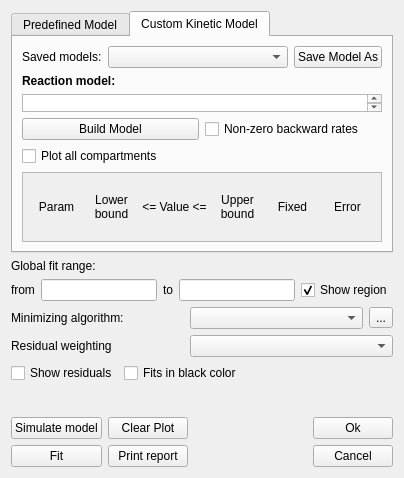
Qt form spectramanipulator/dialogs/gui_fit_widget.ui (dmadea/Spectra-Manipulator) before a commit.
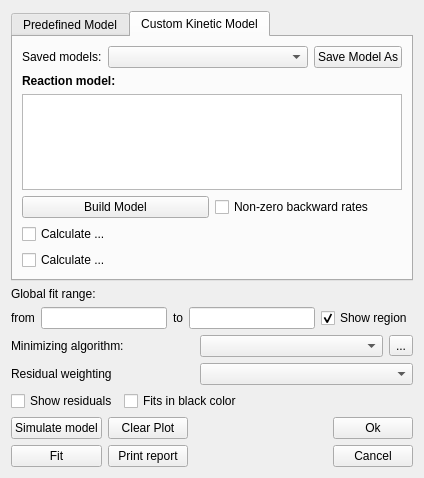
The same form after that commit. The open tabs and pages were chosen to show the change. Custom widgets are drawn as their Qt base class.

Commit message: general model pt1, option dialog, add data to treeview

```diff
--- a/spectramanipulator/dialogs/gui_fit_widget.ui
+++ b/spectramanipulator/dialogs/gui_fit_widget.ui
@@ -6,7 +6,7 @@
    <rect>
     <x>0</x>
     <y>0</y>
-    <width>404</width>
+    <width>424</width>
     <height>478</height>
    </rect>
   </property>
@@ -125,7 +125,7 @@
            <item>
             <widget class="QPlainTextEdit" name="pteScheme">
              <property name="sizePolicy">
-              <sizepolicy hsizetype="Preferred" vsizetype="Ignored">
+              <sizepolicy hsizetype="Preferred" vsizetype="Expanding">
                <horstretch>0</horstretch>
                <verstretch>4</verstretch>
               </sizepolicy>
@@ -171,111 +171,21 @@
            <item>
             <widget class="QCheckBox" name="cbPlotAllComps">
              <property name="text">
-              <string>Plot all compartments</string>
+              <string>Calculate ...</string>
+             </property>
+             <property name="checked">
+              <bool>false</bool>
              </property>
             </widget>
            </item>
            <item>
-            <widget class="QScrollArea" name="scrollArea">
-             <property name="sizePolicy">
-              <sizepolicy hsizetype="Expanding" vsizetype="Expanding">
-               <horstretch>0</horstretch>
-               <verstretch>10</verstretch>
-              </sizepolicy>
+            <widget class="QCheckBox" name="cbShowResiduals_3">
+             <property name="text">
+              <string>Calculate ...</string>
              </property>
-             <property name="verticalScrollBarPolicy">
-              <enum>Qt::ScrollBarAsNeeded</enum>
+             <property name="checked">
+              <bool>false</bool>
              </property>
-             <property name="horizontalScrollBarPolicy">
-              <enum>Qt::ScrollBarAlwaysOff</enum>
-             </property>
-             <property name="sizeAdjustPolicy">
-              <enum>QAbstractScrollArea::AdjustIgnored</enum>
-             </property>
-             <property name="widgetResizable">
-              <bool>true</bool>
-             </property>
-             <widget class="QWidget" name="scrollAreaWidgetContents_2">
-              <property name="geometry">
-               <rect>
-                <x>0</x>
-                <y>0</y>
-                <width>356</width>
-                <height>74</height>
-               </rect>
-              </property>
-              <layout class="QGridLayout" name="gridLayout_5">
-               <item row="1" column="0">
-                <layout class="QGridLayout" name="cusModelGridLayout">
-                 <item row="0" column="5">
-                  <widget class="QLabel" name="label_17">
-                   <property name="text">
-                    <string>Error</string>
-                   </property>
-                   <property name="alignment">
-                    <set>Qt::AlignCenter</set>
-                   </property>
-                  </widget>
-                 </item>
-                 <item row="0" column="4">
-                  <widget class="QLabel" name="label_15">
-                   <property name="text">
-                    <string>Fixed</string>
-                   </property>
-                   <property name="alignment">
-                    <set>Qt::AlignCenter</set>
-                   </property>
-                  </widget>
-                 </item>
-                 <item row="0" column="2">
-                  <widget class="QLabel" name="label_20">
-                   <property name="text">
-                    <string>&lt;= Value &lt;=</string>
-                   </property>
-                   <property name="alignment">
-                    <set>Qt::AlignCenter</set>
-                   </property>
-                  </widget>
-                 </item>
-                 <item row="0" column="3">
-                  <widget class="QLabel" name="label_18">
-                   <property name="text">
-                    <string>Upper
-bound</string>
-                   </property>
-                   <property name="alignment">
-                    <set>Qt::AlignCenter</set>
-                   </property>
-                  </widget>
-                 </item>
-                 <item row="0" column="0">
-                  <widget class="QLabel" name="label_16">
-                   <property name="text">
-                    <string>Param</string>
-                   </property>
-                   <property name="alignment">
-                    <set>Qt::AlignCenter</set>
-                   </property>
-                   <property name="margin">
-                    <number>0</number>
-                   </property>
-                  </widget>
-                 </item>
-                 <item row="0" column="1">
-                  <widget class="QLabel" name="label_19">
-                   <property name="text">
-                    <string>Lower
-bound</string>
-                   </property>
-                   <property name="alignment">
-                    <set>Qt::AlignCenter</set>
-                   </property>
-                  </widget>
-                 </item>
-                </layout>
-               </item>
-              </layout>
-             </widget>
             </widget>
            </item>
           </layout>
```
Left out of the diff: 4 changed lines with no effect on the pictures. The commit also changes 15 other files.
